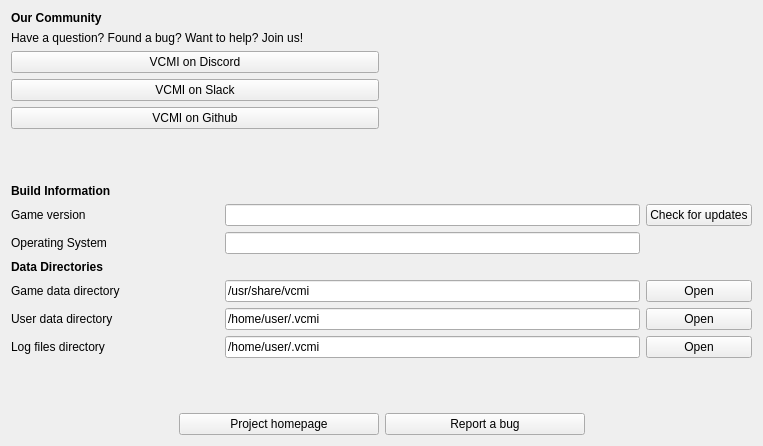
First picture: the form in launcher/aboutProject/aboutproject_moc.ui, repository vcmi/vcmi, before the edit.
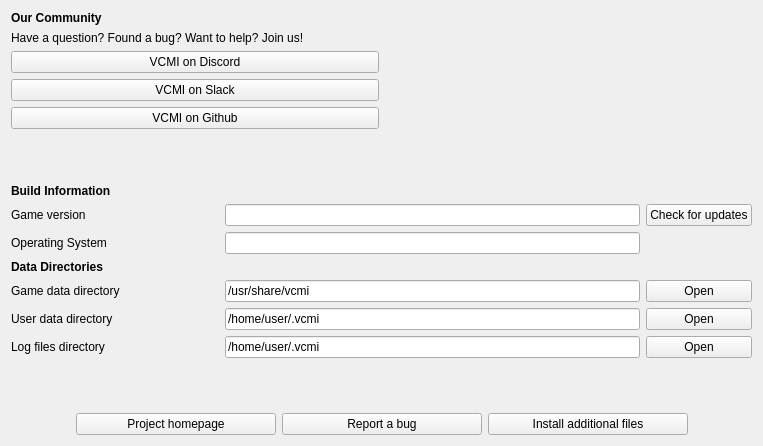
Second picture: the form after the edit.

```diff
--- a/launcher/aboutProject/aboutproject_moc.ui
+++ b/launcher/aboutProject/aboutproject_moc.ui
@@ -287,6 +287,19 @@
        </property>
       </widget>
      </item>
+     <item>
+      <widget class="QPushButton" name="pushInstallAdditional">
+       <property name="minimumSize">
+        <size>
+         <width>200</width>
+         <height>0</height>
+        </size>
+       </property>
+       <property name="text">
+        <string>Install additional files</string>
+       </property>
+      </widget>
+     </item>
      <item>
       <spacer name="horizontalSpacer">
        <property name="orientation">
```
